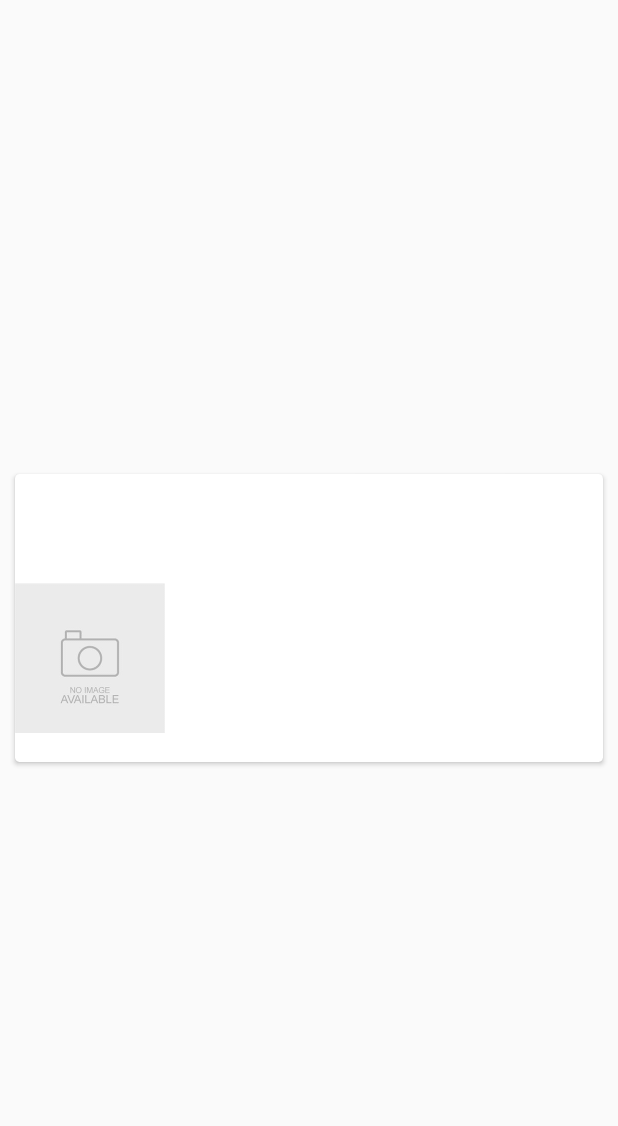
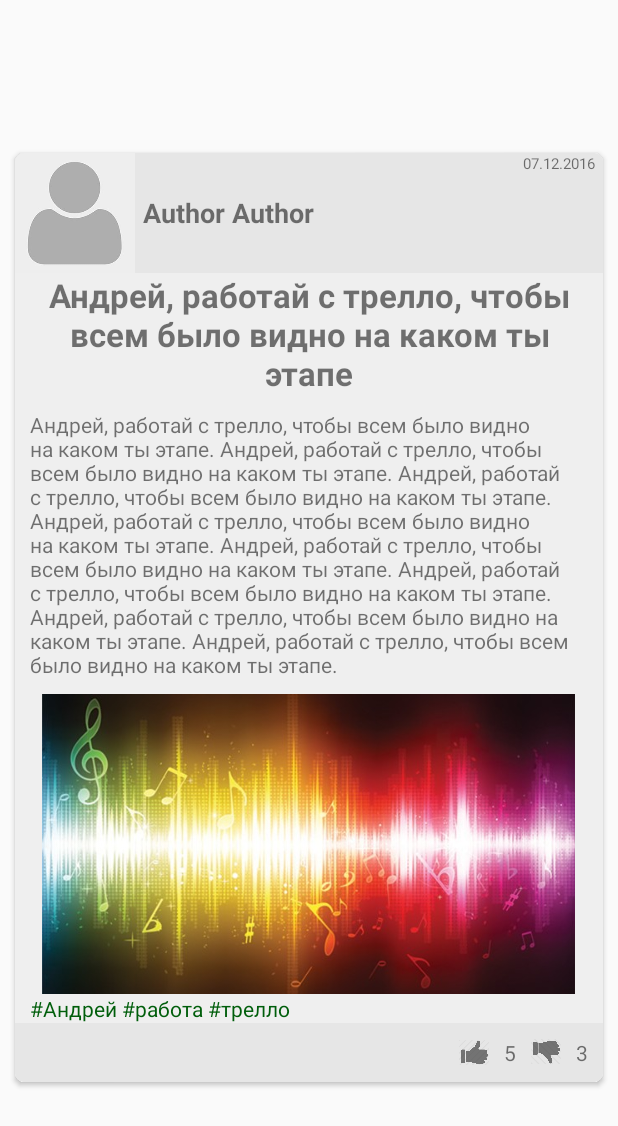
Before and after one commit to Kammin/ThinkerCodeArt, an Android app: the layout item_idea.xml on its own in the app's theme, with its tools: preview values and no code run, on a phone screen of 412 x 824 dp. Shown: the top 1126 px of the screen. Run offline under Robolectric (Android 15) with nearby library versions, the phone set to English and light mode, and no system bars.

Commit message:
change design card

```diff
--- a/app/src/main/java/com/example/kamin/thinkercodeart/adapter/IdeaAdapter.java
+++ b/app/src/main/java/com/example/kamin/thinkercodeart/adapter/IdeaAdapter.java
@@ -7,7 +7,6 @@ import android.view.LayoutInflater;
 import android.view.View;
 import android.view.ViewGroup;
 import android.widget.ImageView;
-import android.widget.LinearLayout;
 import android.widget.TextView;
 
 import com.example.kamin.thinkercodeart.R;
@@ -15,9 +14,6 @@ import com.example.kamin.thinkercodeart.model.Idea;
 
 import java.util.List;
 
-/**
- * Created by Kamin on 03.12.2016.
- */
 
 public class IdeaAdapter extends RecyclerView.Adapter<IdeaAdapter.IdeaViewHolder> {
     private List<Idea> ideas;
@@ -31,7 +27,6 @@ public class IdeaAdapter extends RecyclerView.Adapter<IdeaAdapter.IdeaViewHolder
     }
 
     public class IdeaViewHolder extends RecyclerView.ViewHolder {
-        LinearLayout ideaLayout;
         ImageView thumbnail;
         TextView nameIdea;
         TextView bodyIdea;
@@ -40,10 +35,9 @@ public class IdeaAdapter extends RecyclerView.Adapter<IdeaAdapter.IdeaViewHolder
         TextView tags;
         public IdeaViewHolder(View itemView) {
             super(itemView);
-            //ideaLayout = (LinearLayout) itemView.findViewById(R.id.ideaLayout);
             thumbnail = (ImageView) itemView.findViewById(R.id.thumbnail);
             nameIdea = (TextView) itemView.findViewById(R.id.nameIdea);
-            //bodyIdea = (TextView) itemView.findViewById(R.id.bodyIdea);
+            bodyIdea = (TextView) itemView.findViewById(R.id.bodyIdea);
             author = (TextView) itemView.findViewById(R.id.author);
             date = (TextView) itemView.findViewById(R.id.date);
             tags = (TextView) itemView.findViewById(R.id.tags);
@@ -60,7 +54,7 @@ public class IdeaAdapter extends RecyclerView.Adapter<IdeaAdapter.IdeaViewHolder
     @Override
     public void onBindViewHolder(IdeaAdapter.IdeaViewHolder holder, int position) {
         holder.nameIdea.setText(ideas.get(position).getName());
-      //  holder.bodyIdea.setText(ideas.get(position).getBodyIdea());
+        holder.bodyIdea.setText(ideas.get(position).getBodyIdea());
         holder.author.setText(ideas.get(position).getAuthor().getUsername());
         holder.date.setText(DateFormat.format("dd.MM.yyyy", ideas.get(position).getDate()).toString());
         holder.tags.setText(ideas.get(position).getTags().toString());
--- a/app/src/main/res/layout/item_idea.xml
+++ b/app/src/main/res/layout/item_idea.xml
@@ -13,61 +13,151 @@
     <LinearLayout
         android:layout_width="match_parent"
         android:layout_height="wrap_content"
-        android:orientation="vertical">
+        android:orientation="vertical"
+        android:background="@color/colorBackCard">
+
+        <LinearLayout
+            android:layout_width="match_parent"
+            android:layout_height="wrap_content"
+            android:orientation="horizontal"
+            android:background="@color/colorCard">
+
+            <ImageView
+                android:id="@+id/avatar"
+                android:layout_width="80dp"
+                android:layout_height="80dp"
+                android:layout_gravity="top"
+                android:scaleType="centerCrop"
+                android:src="@mipmap/empty_avatar" />
+
+
+                <TextView
+                    android:id="@+id/author"
+                    android:layout_width="wrap_content"
+                    android:layout_height="match_parent"
+                    android:layout_margin="5dp"
+                    android:layout_weight="0.5"
+                    android:layout_gravity="start|center_vertical"
+                    android:gravity="center_vertical"
+                    android:text="Author Author"
+                    android:textSize="@dimen/textSize_author"
+                    android:textStyle="bold" />
+
+            <TextView
+                android:id="@+id/date"
+                android:layout_width="wrap_content"
+                android:layout_height="wrap_content"
+                android:layout_margin="5dp"
+                android:layout_gravity="end"
+                android:text="07.12.2016"
+                android:textSize="@dimen/textSize_date" />
+
+
+        </LinearLayout>
+
 
         <TextView
             android:id="@+id/nameIdea"
             android:layout_width="wrap_content"
             android:layout_height="wrap_content"
             android:layout_gravity="center_horizontal"
-            android:layout_marginBottom="10dp"
+            android:layout_marginLeft="@dimen/default_margin"
+            android:layout_marginRight="@dimen/default_margin"
+            android:layout_marginBottom="@dimen/default_margin"
             android:gravity="center_horizontal"
+            android:text="Андрей, работай с трелло, чтобы всем было видно на каком ты этапе"
             android:textSize="@dimen/textSize_nameIdea"
             android:textStyle="bold" />
 
-
         <TextView
-            android:id="@+id/author"
-            android:layout_width="wrap_content"
+            android:id="@+id/bodyIdea"
+            android:layout_width="match_parent"
             android:layout_height="wrap_content"
-            android:textSize="@dimen/textSize_author" />
+            android:layout_marginLeft="@dimen/default_margin"
+            android:layout_marginRight="@dimen/default_margin"
+            android:layout_marginBottom="@dimen/default_margin"
+            android:text="Андрей, работай с трелло, чтобы всем было видно на каком ты этапе. Андрей, работай с трелло, чтобы всем было видно на каком ты этапе. Андрей, работай с трелло, чтобы всем было видно на каком ты этапе. Андрей, работай с трелло, чтобы всем было видно на каком ты этапе. Андрей, работай с трелло, чтобы всем было видно на каком ты этапе. Андрей, работай с трелло, чтобы всем было видно на каком ты этапе. Андрей, работай с трелло, чтобы всем было видно на каком ты этапе. Андрей, работай с трелло, чтобы всем было видно на каком ты этапе." />
 
 
-        <TextView
-            android:id="@+id/date"
-            android:layout_width="wrap_content"
-            android:layout_height="wrap_content"/>
+        <ImageView
+            android:id="@+id/thumbnail"
+            android:layout_width="match_parent"
+            android:layout_height="200dp"
+            android:layout_gravity="center_vertical"
+            android:scaleType="centerInside"
+            android:src="@mipmap/muz" />
 
         <LinearLayout
             android:layout_width="match_parent"
             android:layout_height="wrap_content"
+            android:gravity="start"
             android:orientation="horizontal">
 
+            <HorizontalScrollView
+                android:layout_width="wrap_content"
+                android:layout_height="wrap_content">
+                <LinearLayout
+                    android:layout_width="wrap_content"
+                    android:layout_height="match_parent"
+                    android:orientation="horizontal">
+                    <TextView
+                        android:id="@+id/tags"
+                        android:layout_width="match_parent"
+                        android:layout_height="wrap_content"
+                        android:layout_marginLeft="@dimen/default_margin"
+                        android:layout_marginRight="@dimen/default_margin"
+
+                        android:gravity="start"
+                        android:text="#Андрей #работа #трелло"
+                        android:textColor="@color/colorHashTag" />
+
+                </LinearLayout>
+            </HorizontalScrollView>
+        </LinearLayout>
+
+        <LinearLayout
+            android:layout_width="match_parent"
+            android:layout_height="match_parent"
+            android:gravity="end"
+            android:orientation="horizontal"
+            android:background="@color/colorCard">
 
             <ImageView
-                android:id="@+id/thumbnail"
-                android:layout_width="100dp"
-                android:layout_height="100dp"
+                android:id="@+id/like"
+                android:layout_width="@dimen/LikeSize"
+                android:layout_height="@dimen/LikeSize"
+                android:layout_gravity="end|center_vertical"
+                android:scaleType="centerInside"
+                android:src="@mipmap/like" />
+
+            <TextView
+                android:id="@+id/likeCount"
+                android:layout_width="wrap_content"
+                android:layout_height="wrap_content"
                 android:layout_gravity="center_vertical"
-                android:src="@mipmap/empty" />
+                android:layout_margin="@dimen/default_margin"
+                android:text="5" />
 
+            <ImageView
+                android:id="@+id/dislike"
+                android:layout_width="@dimen/LikeSize"
+                android:layout_height="@dimen/LikeSize"
+                android:layout_gravity="end|center_vertical"
+                android:scaleType="centerInside"
+                android:src="@mipmap/dislike" />
 
+            <TextView
+                android:id="@+id/dislikeCount"
+                android:layout_width="wrap_content"
+                android:layout_height="wrap_content"
+                android:layout_gravity="center_vertical"
+                android:layout_margin="@dimen/default_margin"
+                android:gravity="start"
+                android:text="3" />
 
         </LinearLayout>
 
-        <!--    <TextView
-                android:id="@+id/bodyIdea"
-                android:layout_width="match_parent"
-                android:layout_height="wrap_content"
-                android:layout_marginTop="0dp" />-->
 
-        <TextView
-            android:id="@+id/tags"
-            android:layout_width="match_parent"
-            android:layout_height="wrap_content"
-            android:layout_gravity="end"
-            android:layout_marginTop="0dp"
-            android:gravity="end" />
     </LinearLayout>
 
 </android.support.v7.widget.CardView>
--- a/app/src/main/res/values/colors.xml
+++ b/app/src/main/res/values/colors.xml
@@ -6,6 +6,9 @@
 
     <color name="orange">#FF3909</color>
     <color name="colorAccentDark">#00B482</color>
+    <color name="colorHashTag">#005e0b</color>
+    <color name="colorCard">#e6e6e6</color>
+    <color name="colorBackCard">#efefef</color>
 
     <color name="colorBlack">#555555</color>
     <color name="colorWhite">#FFFFFF</color>
--- a/app/src/main/res/values/dimens.xml
+++ b/app/src/main/res/values/dimens.xml
@@ -4,10 +4,14 @@
     <dimen name="activity_vertical_margin">0dp</dimen>
 
     <dimen name="textSize_nameIdea">22dp</dimen>
-    <dimen name="textSize_author">10dp</dimen>
+    <dimen name="textSize_author">18dp</dimen>
+    <dimen name="textSize_date">10dp</dimen>
+    <dimen name="textSize_like">15dp</dimen>
+    <dimen name="LikeSize">20dp</dimen>
 
     <dimen name="card_margin">10dp</dimen>
-    <dimen name="card_album_radius">3dp</dimen>
-    <dimen name="card_elevation">0dp</dimen>
+    <dimen name="default_margin">10dp</dimen>
+    <dimen name="card_album_radius">6dp</dimen>
+    <dimen name="card_elevation">6dp</dimen>
 
 </resources>
```
Also changed, not shown: app/src/main/res/mipmap-hdpi/dislike.png (added), app/src/main/res/mipmap-hdpi/like.png (added), app/src/main/res/mipmap-hdpi/muz.jpg (added), app/src/main/res/mipmap-hdpi/par1.jpg (added).
